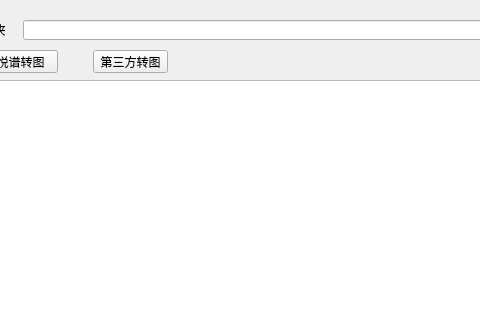
Before: the Qt Designer form ui/dialogInput.ui in naivete13sky/epvs, drawn with Qt 5; both pictures show x 147 to 627 and y 0 to 320 of the 1077 by 836 pixel window.
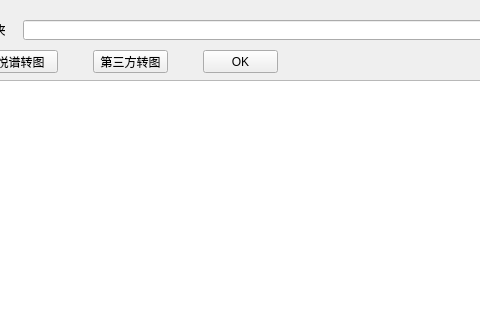
After: the same form once the commit is applied.

```diff
--- a/ui/dialogInput.ui
+++ b/ui/dialogInput.ui
@@ -196,6 +196,19 @@
     </rect>
    </property>
   </widget>
+  <widget class="QPushButton" name="pushButtonOK">
+   <property name="geometry">
+    <rect>
+     <x>350</x>
+     <y>50</y>
+     <width>75</width>
+     <height>23</height>
+    </rect>
+   </property>
+   <property name="text">
+    <string>OK</string>
+   </property>
+  </widget>
  </widget>
  <resources/>
  <connections/>
```
